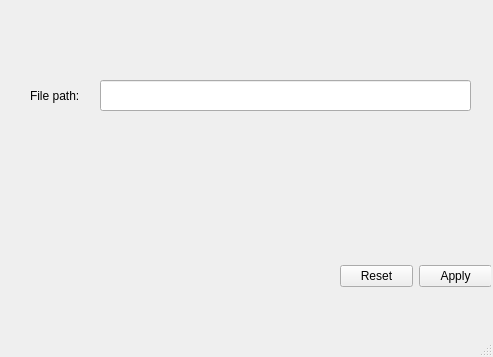
Before: the Qt Designer form querybuilder.ui in stefanmarjanovic/Query-Builder-2, drawn with Qt 5.
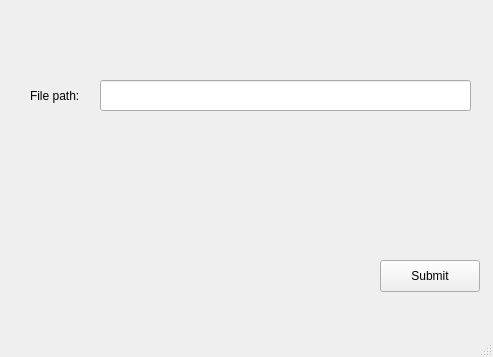
After: the same form once the commit is applied.

```diff
--- a/querybuilder.ui
+++ b/querybuilder.ui
@@ -14,19 +14,6 @@
    <string>MainWindow</string>
   </property>
   <widget class="QWidget" name="centralwidget">
-   <widget class="QDialogButtonBox" name="buttonBox">
-    <property name="geometry">
-     <rect>
-      <x>340</x>
-      <y>260</y>
-      <width>151</width>
-      <height>32</height>
-     </rect>
-    </property>
-    <property name="standardButtons">
-     <set>QDialogButtonBox::Apply|QDialogButtonBox::Reset</set>
-    </property>
-   </widget>
    <widget class="QLineEdit" name="filePath">
     <property name="geometry">
      <rect>
@@ -50,6 +37,19 @@
      <string>File path: </string>
     </property>
    </widget>
+   <widget class="QPushButton" name="pushButton">
+    <property name="geometry">
+     <rect>
+      <x>380</x>
+      <y>260</y>
+      <width>100</width>
+      <height>32</height>
+     </rect>
+    </property>
+    <property name="text">
+     <string>Submit</string>
+    </property>
+   </widget>
   </widget>
   <widget class="QMenuBar" name="menubar">
    <property name="geometry">
```
